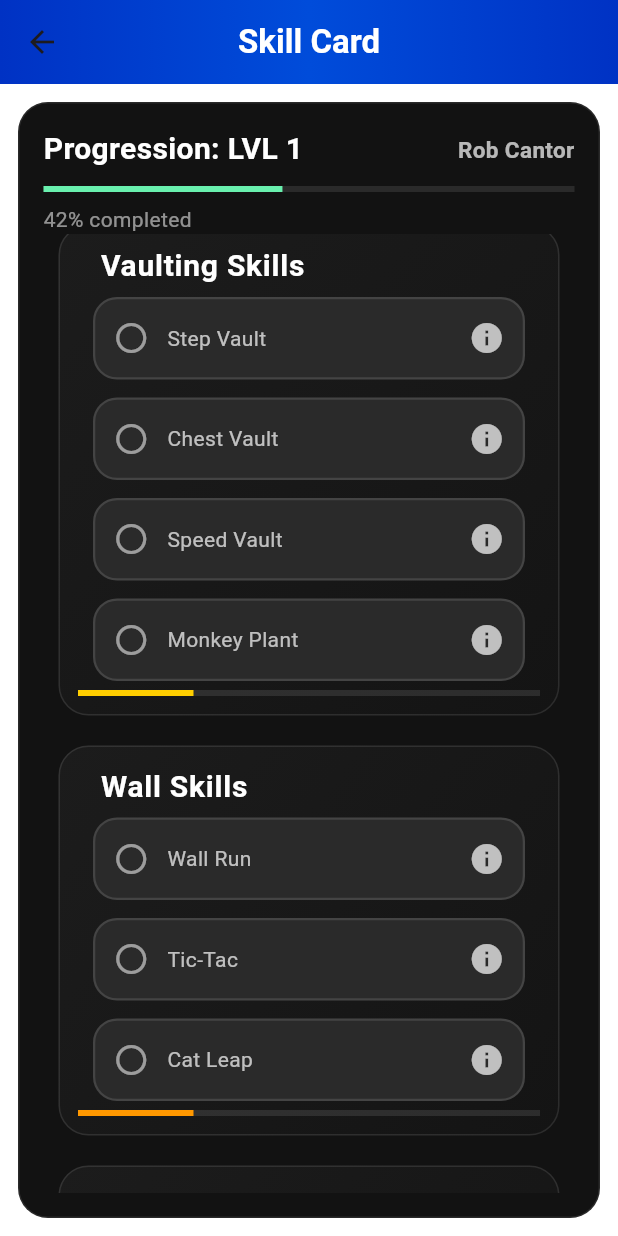
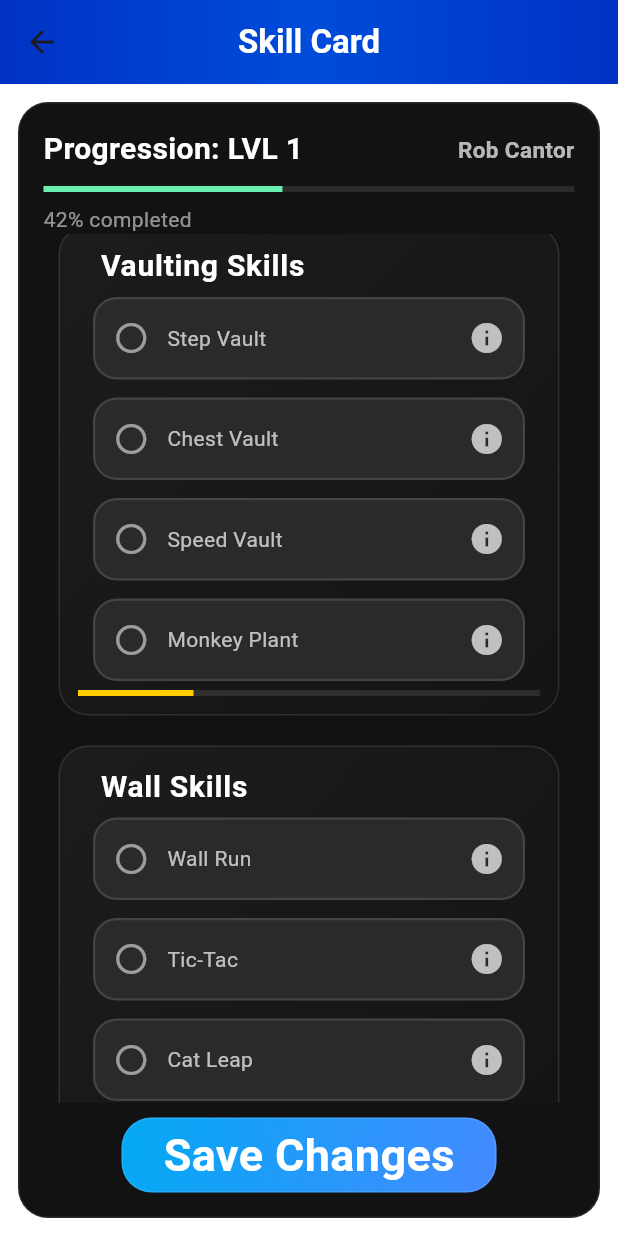
Before and after one commit to Legendaryswordsman2/Rogue-Journeys, a Flutter app: the SkillCardPage screen opened directly, scrolled down 576 dp, on a phone screen of 412 x 824 dp. Run offline on Flutter 3.47's test engine with Material 3 defaults, Android fonts, the phone set to English and light mode, and no system bars; our stand-ins replace auto_size_text.

Commit message:
Added Save Changes button to Skill Card page

```diff
--- a/lib/pages/skill_card_page.dart
+++ b/lib/pages/skill_card_page.dart
@@ -64,7 +64,6 @@ class SkillCardView extends StatelessWidget {
       child: Column(
         children: [
           ProgressHeader(),
-
           Expanded(
             child: ScrollConfiguration(
               behavior: ScrollConfiguration.of(
@@ -78,6 +77,35 @@ class SkillCardView extends StatelessWidget {
                       ),
                     )
                     .toList(),
+              ),
+            ),
+          ),
+          InkWell(
+            onTap: () {
+              Navigator.pop(context);
+            },
+            child: Container(
+              margin: EdgeInsets.only(top: 10),
+              width: 250,
+              height: 50,
+              decoration: BoxDecoration(
+                borderRadius: BorderRadius.circular(20),
+                gradient: const LinearGradient(
+                  colors: [Colors.lightBlue, Colors.blueAccent],
+                  begin: Alignment.topLeft,
+                  end: Alignment.bottomRight,
+                ),
+                border: Border.all(color: Colors.white10),
+              ),
+              child: Center(
+                child: Text(
+                  "Save Changes",
+                  style: TextStyle(
+                    fontSize: 30,
+                    fontWeight: FontWeight.bold,
+                    color: Colors.white,
+                  ),
+                ),
               ),
             ),
           ),
@@ -148,7 +176,6 @@ class SkillCategoryBlock extends StatelessWidget {
       decoration: BoxDecoration(
         borderRadius: BorderRadius.circular(20),
         gradient: const LinearGradient(
-          // colors: [Colors.red, Colors.redAccent],
           colors: [Color(0xFF1C1C1C), Color(0xFF141414)],
           begin: Alignment.topLeft,
           end: Alignment.bottomRight,
```
